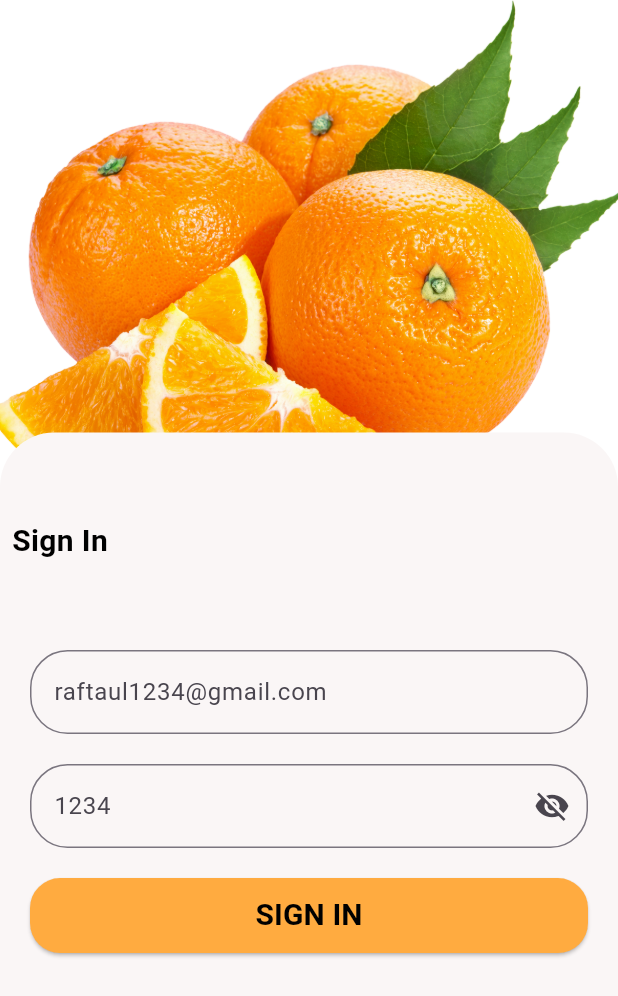
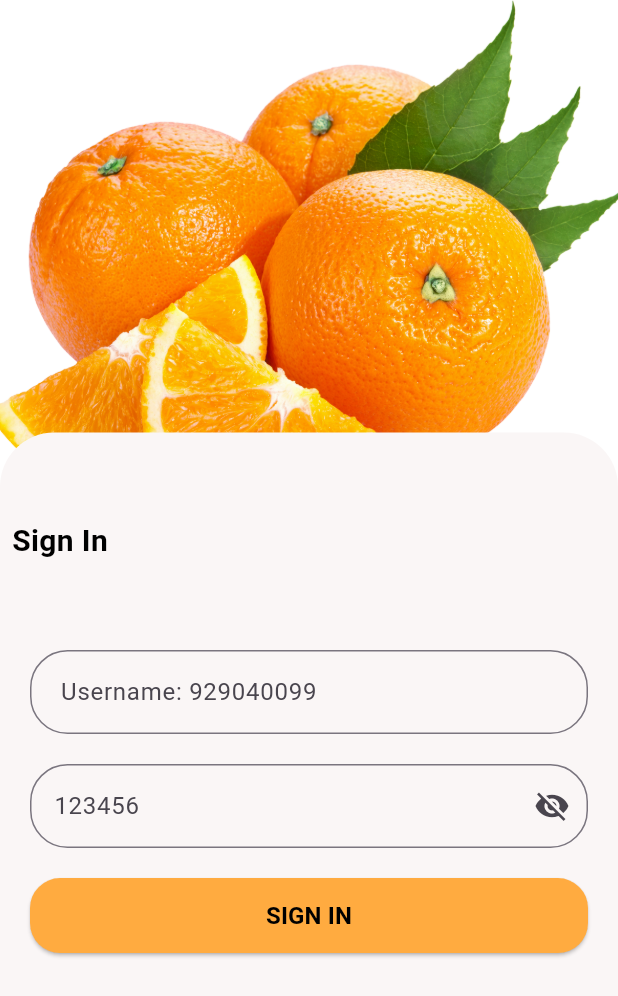
Before and after one commit to Temesgenasmamaw/grocerrymobile-app, a Flutter app: the screen it shows after launch, on a phone screen of 412 x 824 dp. Shown: the top 996 px of the screen. Run offline on Flutter 3.47's test engine with Material 3 defaults, Android fonts, the phone set to English and light mode, and no system bars; our stand-ins replace easy_splash_screen, equatable, flutter_bloc.

Commit message:
final commit

```diff
--- a/lib/auth/login.dart
+++ b/lib/auth/login.dart
@@ -69,7 +69,7 @@ class _LoginPageState extends State<LoginPage> {
                         TextField(
                           controller: _usernameController,
                           decoration: InputDecoration(
-                            hintText: 'raftaul1234@gmail.com',
+                            hintText: ' Username: 929040099',
                             border: OutlineInputBorder(
                               borderRadius: BorderRadius.circular(25.0),
                             ),
@@ -84,7 +84,7 @@ class _LoginPageState extends State<LoginPage> {
                           controller: _passwordController,
                           obscureText: !_isPasswordVisible,
                           decoration: InputDecoration(
-                            hintText: '1234',
+                            hintText: '123456',
                             border: OutlineInputBorder(
                               borderRadius: BorderRadius.circular(25.0),
                             ),
@@ -121,7 +121,7 @@ class _LoginPageState extends State<LoginPage> {
                             'SIGN IN',
                             style: TextStyle(
                                 color: Colors.black,
-                                fontSize: 20,
+                                fontSize: 16,
                                 fontWeight: FontWeight.bold),
                           ),
                         ),
@@ -138,8 +138,8 @@ class _LoginPageState extends State<LoginPage> {
   }
 
   void _signIn() {
-    if (_usernameController.text == '1234' &&
-        _passwordController.text == '1234') {
+    if (_usernameController.text == '929040099' &&
+        _passwordController.text == '123456') {
       Navigator.push(
           context,
           MaterialPageRoute(
--- a/lib/screens/Contact.dart
+++ b/lib/screens/Contact.dart
@@ -6,6 +6,7 @@ class ContactPage extends StatelessWidget {
     return Scaffold(
       appBar: AppBar(
         title: Text('Contact Page'),
+        automaticallyImplyLeading: false,
       ),
       body: ListView(
         children: [
--- a/lib/screens/cart_list.dart
+++ b/lib/screens/cart_list.dart
@@ -20,6 +20,7 @@ class _CartListScreenState extends State<CartListScreen> {
     //  const style=TextStyle(fontWeight: FontWeight.bold,fontSize:16);
     return Scaffold(
       appBar: AppBar(
+        automaticallyImplyLeading: false,
         title: Text(
           'Item details',
           style: TextStyle(fontWeight: FontWeight.bold, fontSize: 20),
--- a/lib/screens/favorite_list.dart
+++ b/lib/screens/favorite_list.dart
@@ -18,6 +18,7 @@ class _FavoriteListScreenState extends State<FavoriteListScreen> {
   Widget build(BuildContext context) {
     return Scaffold(
       appBar: AppBar(
+        automaticallyImplyLeading: false,
         title: Text(
           'Favorite\'s',
           style: TextStyle(fontWeight: FontWeight.bold, fontSize: 20),
--- a/lib/screens/product_list_screen.dart
+++ b/lib/screens/product_list_screen.dart
@@ -22,6 +22,7 @@ class _ProductListScreenState extends State<ProductListScreen> {
   Widget build(BuildContext context) {
     return Scaffold(
       appBar: AppBar(
+        automaticallyImplyLeading: false,
           title: Column(
         crossAxisAlignment: CrossAxisAlignment.start,
         children: [
```
Also changed, not shown: lib/screens/categories_list.dart (+7 -9 lines), lib/screens/home.dart (+5 -4 lines).
